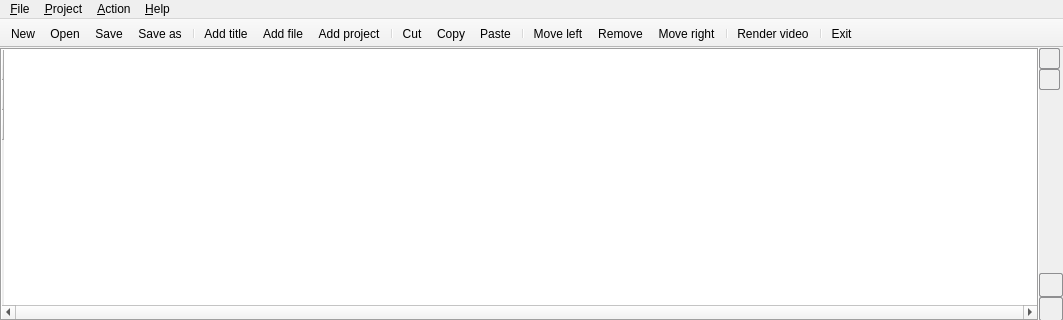
Before: the Qt Designer form mainwindow.ui in boenki/ffdiaporama, drawn with Qt 5; both pictures show x 0 to 1063 and y 0 to 320 of the 1063 by 616 pixel window.
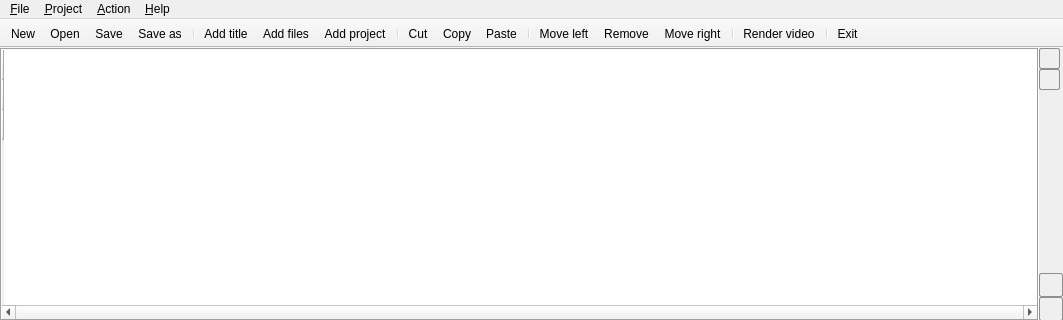
After: the same form once the commit is applied. Icons and pictures are not drawn. Custom widgets are drawn as their Qt base class.

What changed in the file:
```diff
--- a/mainwindow.ui
+++ b/mainwindow.ui
@@ -600,7 +600,7 @@
      <normaloff>icons/add_image.png</normaloff>icons/add_image.png</iconset>
    </property>
    <property name="text">
-    <string>Add file</string>
+    <string>Add files</string>
    </property>
    <property name="toolTip">
     <string>Add image</string>
```
